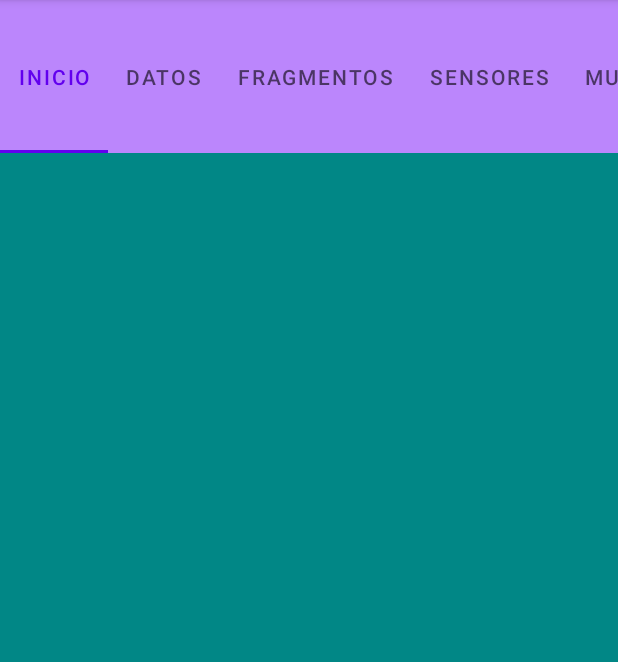
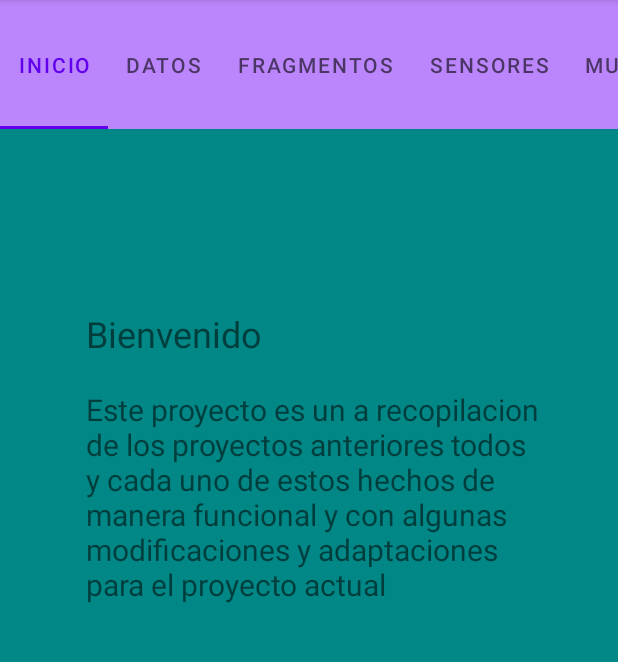
Before and after one commit to JoseLobos/parcial1, an Android app: the screen it shows after launch (MenuPrincipal), on a phone screen of 412 x 824 dp, the part 84-746 px from its top. Run offline under Robolectric (Android 15) with nearby library versions, the phone set to English and light mode, and no system bars.

Commit message:
Cuarto Commit

```diff
--- a/app/src/main/res/layout/activity_menu_principal.xml
+++ b/app/src/main/res/layout/activity_menu_principal.xml
@@ -11,7 +11,7 @@
     <com.google.android.material.tabs.TabLayout
         android:id="@+id/menu"
         android:layout_width="match_parent"
-        android:layout_height="102dp"
+        android:layout_height="86dp"
         android:background="@color/purple_200"
         app:tabMode="scrollable">
 
@@ -51,4 +51,35 @@
             android:layout_height="wrap_content"
             android:text="@string/tabacer" />
     </com.google.android.material.tabs.TabLayout>
+
+    <androidx.constraintlayout.widget.ConstraintLayout
+        android:layout_width="match_parent"
+        android:layout_height="match_parent">
+
+        <TextView
+            android:id="@+id/textView18"
+            android:layout_width="317dp"
+            android:layout_height="173dp"
+            android:text="@string/Casa"
+            android:textSize="20sp"
+            app:layout_constraintBottom_toBottomOf="parent"
+            app:layout_constraintEnd_toEndOf="parent"
+            app:layout_constraintHorizontal_bias="0.606"
+            app:layout_constraintStart_toStartOf="parent"
+            app:layout_constraintTop_toTopOf="parent"
+            app:layout_constraintVertical_bias="0.341" />
+
+        <TextView
+            android:id="@+id/textView19"
+            android:layout_width="224dp"
+            android:layout_height="48dp"
+            android:text="@string/bienvenido"
+            android:textSize="24sp"
+            app:layout_constraintBottom_toBottomOf="parent"
+            app:layout_constraintEnd_toEndOf="parent"
+            app:layout_constraintHorizontal_bias="0.304"
+            app:layout_constraintStart_toStartOf="parent"
+            app:layout_constraintTop_toTopOf="parent"
+            app:layout_constraintVertical_bias="0.189" />
+    </androidx.constraintlayout.widget.ConstraintLayout>
 </LinearLayout>
--- a/app/src/main/res/values/strings.xml
+++ b/app/src/main/res/values/strings.xml
@@ -94,4 +94,6 @@
 
     //string para reproductor de video
     <string name="Titulodevideo">REPRODUCTOR DE VIDEO</string>
+   <string name="bienvenido">Bienvenido</string>
+    <string name="Casa">Este proyecto es un a recopilacion de los proyectos anteriores todos y cada uno de estos hechos de manera funcional y con algunas modificaciones y adaptaciones para el proyecto actual</string>
 </resources>
```
